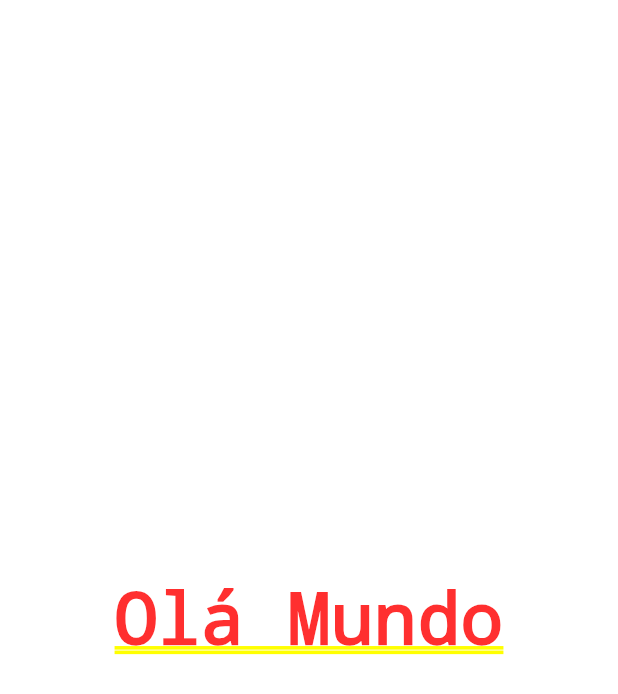
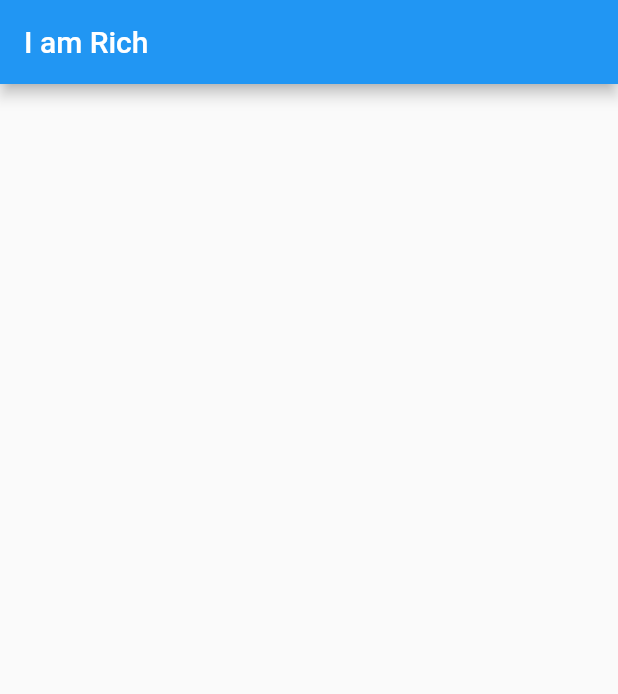
Before and after one commit to Thejuniordev/eu_sou_rico, a Flutter app: the screen it shows after launch, on a phone screen of 412 x 824 dp. Shown: the top 694 px of the screen. Run offline on Flutter 3.47's test engine with Material 2 defaults, Android fonts, the phone set to English and light mode, and no system bars.

Commit message:
Create top bar widget

```diff
--- a/lib/main.dart
+++ b/lib/main.dart
@@ -3,8 +3,10 @@ import 'package:flutter/material.dart';
 void main() {
   runApp(
     MaterialApp(
-      home: Center(
-        child: Text('Olá Mundo'),
+      home: Scaffold(
+        appBar: AppBar(
+          title: Text('I am Rich'),
+        ),
       ),
     ),
   );
```
